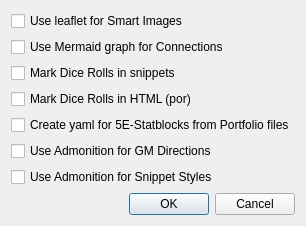
The window that obsidiandialog.ui (farling42/RWoutput) describes before a commit, drawn with Qt 5.
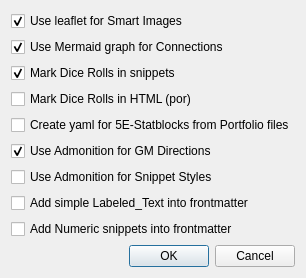
The same window after the commit.

Commit message: Add option to have Labeled_Text and Numeric fields in frontmatter

```diff
--- a/obsidiandialog.ui
+++ b/obsidiandialog.ui
@@ -7,7 +7,7 @@
     <x>0</x>
     <y>0</y>
     <width>274</width>
-    <height>202</height>
+    <height>248</height>
    </rect>
   </property>
   <property name="windowTitle">
@@ -19,6 +19,9 @@
      <property name="text">
       <string>Use leaflet for Smart Images</string>
      </property>
+     <property name="checked">
+      <bool>true</bool>
+     </property>
     </widget>
    </item>
    <item>
@@ -26,6 +29,9 @@
      <property name="text">
       <string>Use Mermaid graph for Connections</string>
      </property>
+     <property name="checked">
+      <bool>true</bool>
+     </property>
     </widget>
    </item>
    <item>
@@ -33,6 +39,9 @@
      <property name="text">
       <string>Mark Dice Rolls in snippets</string>
      </property>
+     <property name="checked">
+      <bool>true</bool>
+     </property>
     </widget>
    </item>
    <item>
@@ -54,6 +63,9 @@
      <property name="text">
       <string>Use Admonition for GM Directions</string>
      </property>
+     <property name="checked">
+      <bool>true</bool>
+     </property>
     </widget>
    </item>
    <item>
@@ -63,6 +75,20 @@
      </property>
     </widget>
    </item>
+   <item>
+    <widget class="QCheckBox" name="fmLabeledText">
+     <property name="text">
+      <string>Add simple Labeled_Text into frontmatter</string>
+     </property>
+    </widget>
+   </item>
+   <item>
+    <widget class="QCheckBox" name="fmNumeric">
+     <property name="text">
+      <string>Add Numeric snippets into frontmatter</string>
+     </property>
+    </widget>
+   </item>
    <item>
     <widget class="QDialogButtonBox" name="buttonBox">
      <property name="orientation">
```
The commit also changes 5 other files.
